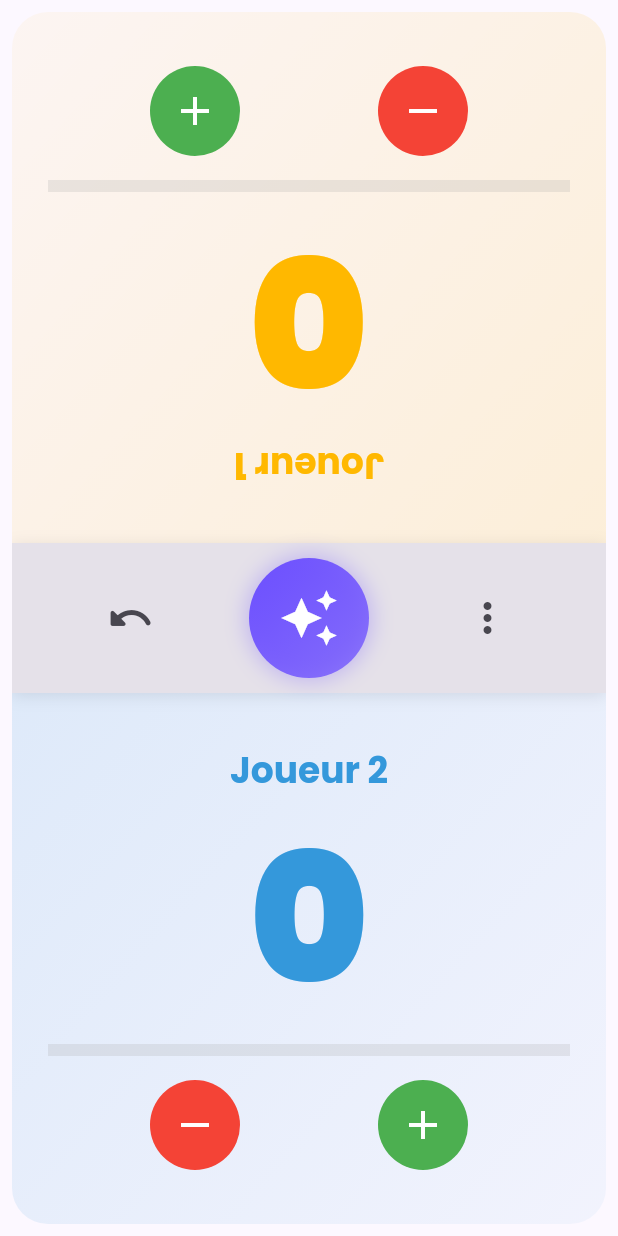
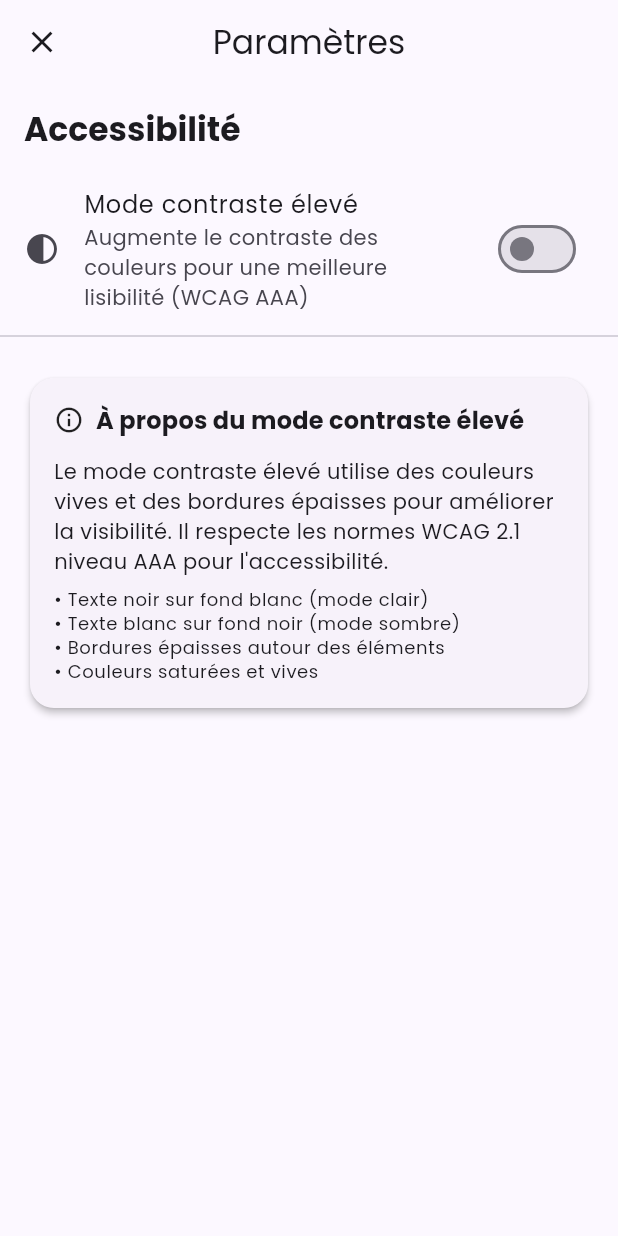
Before and after one commit to Jbijjer/lorcana_lore_counter, a Flutter app: the screen it shows after launch, after a tap on the "more vert" icon, on a phone screen of 412 x 824 dp. Run offline on Flutter 3.47's test engine with Material 3 defaults, Android fonts, the phone set to English and light mode, and no system bars; our stand-ins replace flutter_riverpod, freezed_annotation, google_fonts, hive, hive_flutter, riverpod_annotation; accounts and stored records are empty; generated files the repository leaves out were written again.

Commit message:
Implement high contrast mode for accessibility
Added comprehensive high contrast mode following WCAG AAA standards:

- Created AccessibilityPreferences model with Hive for persistence
- Added AccessibilityNotifier provider to manage accessibility state
- Implemented lightHighContrastTheme and darkHighContrastTheme with:
  * Pure black on white (and inverse for dark mode)
  * Thick borders (2px) on all elements
  * Highly saturated and vivid colors
  * High contrast player colors
- Created SettingsScreen with toggle for high contrast mode
- Updated main.dart to dynamically apply themes based on preferences
- Added navigation to settings from play screen options button

Features:
- Persists user preference across app restarts
- Automatically switches between light/dark based on system theme
- Provides information about accessibility features in settings
- Haptic feedback on toggle

```diff
--- /dev/null
+++ b/lib/core/providers/accessibility_provider.dart
@@ -0,0 +1,44 @@
+import 'package:hive_flutter/hive_flutter.dart';
+import 'package:riverpod_annotation/riverpod_annotation.dart';
+import '../models/accessibility_preferences.dart';
+
+part 'accessibility_provider.g.dart';
+
+/// Box Hive pour les préférences d'accessibilité
+const String _accessibilityBoxName = 'accessibility_preferences';
+const String _accessibilityKey = 'preferences';
+
+/// Provider pour gérer les préférences d'accessibilité
+@riverpod
+class AccessibilityNotifier extends _$AccessibilityNotifier {
+  late Box<AccessibilityPreferences> _box;
+
+  @override
+  Future<AccessibilityPreferences> build() async {
+    // Ouvrir ou créer la box Hive
+    if (!Hive.isBoxOpen(_accessibilityBoxName)) {
+      _box = await Hive.openBox<AccessibilityPreferences>(_accessibilityBoxName);
+    } else {
+      _box = Hive.box<AccessibilityPreferences>(_accessibilityBoxName);
+    }
+
+    // Charger les préférences ou utiliser les valeurs par défaut
+    return _box.get(_accessibilityKey) ?? AccessibilityPreferences.defaults();
+  }
+
+  /// Active ou désactive le mode contraste élevé
+  Future<void> toggleHighContrast() async {
+    final current = await future;
+    final updated = current.copyWith(highContrastMode: !current.highContrastMode);
+    await _box.put(_accessibilityKey, updated);
+    state = AsyncValue.data(updated);
+  }
+
+  /// Définit le mode contraste élevé
+  Future<void> setHighContrast(bool enabled) async {
+    final current = await future;
+    final updated = current.copyWith(highContrastMode: enabled);
+    await _box.put(_accessibilityKey, updated);
+    state = AsyncValue.data(updated);
+  }
+}
--- a/lib/features/game/presentation/screens/play_screen.dart
+++ b/lib/features/game/presentation/screens/play_screen.dart
@@ -6,6 +6,7 @@ import '../providers/game_provider.dart';
 import '../../domain/player.dart';
 import '../../../../core/theme/app_theme.dart';
 import '../../../../core/utils/haptic_utils.dart';
+import '../../../settings/presentation/screens/settings_screen.dart';
 
 /// Écran principal du jeu
 class PlayScreen extends ConsumerStatefulWidget {
@@ -234,7 +235,11 @@ class _CenterDivider extends StatelessWidget {
             icon: const Icon(Icons.more_vert_rounded),
             onPressed: () {
               HapticUtils.light();
-              // TODO: Afficher le menu d'options
+              Navigator.of(context).push(
+                MaterialPageRoute(
+                  builder: (context) => const SettingsScreen(),
+                ),
+              );
             },
             iconSize: 32,
             tooltip: 'Options',
--- /dev/null
+++ b/lib/features/settings/presentation/screens/settings_screen.dart
@@ -0,0 +1,104 @@
+import 'package:flutter/material.dart';
+import 'package:flutter_riverpod/flutter_riverpod.dart';
+import '../../../../core/providers/accessibility_provider.dart';
+import '../../../../core/utils/haptic_utils.dart';
+
+/// Écran des paramètres de l'application
+class SettingsScreen extends ConsumerWidget {
+  const SettingsScreen({super.key});
+
+  @override
+  Widget build(BuildContext context, WidgetRef ref) {
+    final accessibilityPrefs = ref.watch(accessibilityNotifierProvider);
+
+    return Scaffold(
+      appBar: AppBar(
+        title: const Text('Paramètres'),
+        leading: IconButton(
+          icon: const Icon(Icons.close),
+          onPressed: () {
+            HapticUtils.light();
+            Navigator.of(context).pop();
+          },
+        ),
+      ),
+      body: accessibilityPrefs.when(
+        data: (prefs) => ListView(
+          children: [
+            // Section Accessibilité
+            Padding(
+              padding: const EdgeInsets.all(16.0),
+              child: Text(
+                'Accessibilité',
+                style: Theme.of(context).textTheme.titleLarge?.copyWith(
+                      fontWeight: FontWeight.bold,
+                    ),
+              ),
+            ),
+
+            // Toggle Mode Contraste Élevé
+            SwitchListTile(
+              title: const Text('Mode contraste élevé'),
+              subtitle: const Text(
+                'Augmente le contraste des couleurs pour une meilleure lisibilité (WCAG AAA)',
+              ),
+              value: prefs.highContrastMode,
+              onChanged: (value) {
+                HapticUtils.light();
+                ref.read(accessibilityNotifierProvider.notifier).toggleHighContrast();
+              },
+              secondary: const Icon(Icons.contrast),
+            ),
+
+            const Divider(),
+
+            // Informations sur le mode contraste élevé
+            Padding(
+              padding: const EdgeInsets.all(16.0),
+              child: Card(
+                child: Padding(
+                  padding: const EdgeInsets.all(16.0),
+                  child: Column(
+                    crossAxisAlignment: CrossAxisAlignment.start,
+                    children: [
+                      Row(
+                        children: [
+                          const Icon(Icons.info_outline, size: 20),
+                          const SizedBox(width: 8),
+                          Text(
+                            'À propos du mode contraste élevé',
+                            style: Theme.of(context).textTheme.titleMedium?.copyWith(
+                                  fontWeight: FontWeight.bold,
+                                ),
+                          ),
+                        ],
+                      ),
+                      const SizedBox(height: 12),
+                      Text(
+                        'Le mode contraste élevé utilise des couleurs vives et des bordures épaisses pour améliorer la visibilité. '
+                        'Il respecte les normes WCAG 2.1 niveau AAA pour l\'accessibilité.',
+                        style: Theme.of(context).textTheme.bodyMedium,
+                      ),
+                      const SizedBox(height: 8),
+                      Text(
+                        '• Texte noir sur fond blanc (mode clair)\n'
+                        '• Texte blanc sur fond noir (mode sombre)\n'
+                        '• Bordures épaisses autour des éléments\n'
+                        '• Couleurs saturées et vives',
+                        style: Theme.of(context).textTheme.bodySmall,
+                      ),
+                    ],
+                  ),
+                ),
+              ),
+            ),
+          ],
+        ),
+        loading: () => const Center(child: CircularProgressIndicator()),
+        error: (error, stack) => Center(
+          child: Text('Erreur: $error'),
+        ),
+      ),
+    );
+  }
+}
--- a/lib/main.dart
+++ b/lib/main.dart
@@ -2,6 +2,8 @@ import 'package:flutter/material.dart';
 import 'package:flutter_riverpod/flutter_riverpod.dart';
 import 'package:hive_flutter/hive_flutter.dart';
 import 'core/theme/app_theme.dart';
+import 'core/models/accessibility_preferences.dart';
+import 'core/providers/accessibility_provider.dart';
 import 'features/game/presentation/screens/play_screen.dart';
 
 void main() async {
@@ -9,6 +11,11 @@ void main() async {
 
   // Initialiser Hive
   await Hive.initFlutter();
+
+  // Enregistrer les adaptateurs Hive
+  if (!Hive.isAdapterRegistered(1)) {
+    Hive.registerAdapter(AccessibilityPreferencesAdapter());
+  }
 
   runApp(
     const ProviderScope(
@@ -18,18 +25,49 @@ void main() async {
 }
 
 /// Application principale
-class LorcanaScoreKeeperApp extends StatelessWidget {
+class LorcanaScoreKeeperApp extends ConsumerWidget {
   const LorcanaScoreKeeperApp({super.key});
 
   @override
-  Widget build(BuildContext context) {
-    return MaterialApp(
-      title: 'Lorcana Score Keeper',
-      debugShowCheckedModeBanner: false,
-      theme: AppTheme.lightTheme,
-      darkTheme: AppTheme.darkTheme,
-      themeMode: ThemeMode.system,
-      home: const PlayScreen(),
+  Widget build(BuildContext context, WidgetRef ref) {
+    final accessibilityPrefs = ref.watch(accessibilityNotifierProvider);
+
+    // Déterminer le thème à utiliser en fonction du mode système et des préférences
+    final brightness = MediaQuery.platformBrightnessOf(context);
+    final isDark = brightness == Brightness.dark;
+
+    return accessibilityPrefs.when(
+      data: (prefs) {
+        final ThemeData lightTheme = prefs.highContrastMode
+            ? AppTheme.lightHighContrastTheme
+            : AppTheme.lightTheme;
+        final ThemeData darkTheme = prefs.highContrastMode
+            ? AppTheme.darkHighContrastTheme
+            : AppTheme.darkTheme;
+
+        return MaterialApp(
+          title: 'Lorcana Score Keeper',
+          debugShowCheckedModeBanner: false,
+          theme: lightTheme,
+          darkTheme: darkTheme,
+          themeMode: ThemeMode.system,
+          home: const PlayScreen(),
+        );
+      },
+      loading: () => const MaterialApp(
+        home: Scaffold(
+          body: Center(
+            child: CircularProgressIndicator(),
+          ),
+        ),
+      ),
+      error: (_, __) => MaterialApp(
+        home: Scaffold(
+          body: Center(
+            child: Text('Erreur de chargement des préférences'),
+          ),
+        ),
+      ),
     );
   }
 }
```
Also changed, not shown: lib/core/models/accessibility_preferences.dart (added, +28 -0 lines), lib/core/theme/app_theme.dart (+132 -0 lines).
